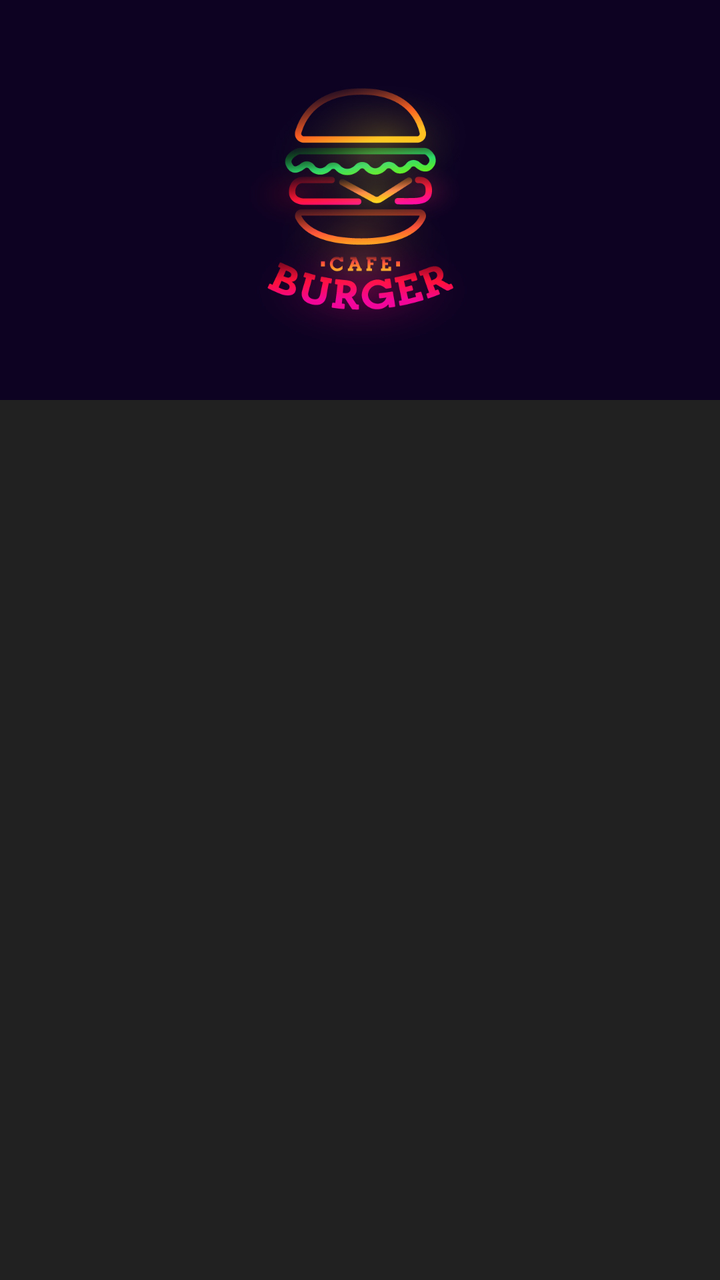
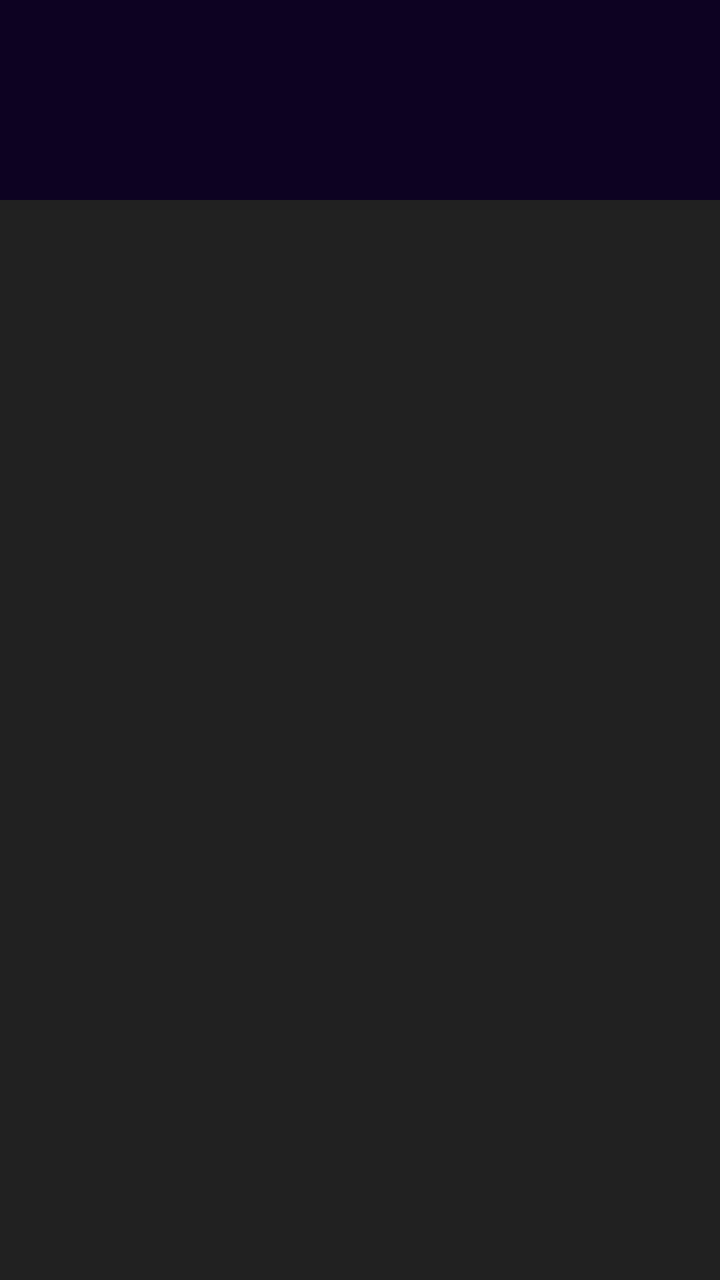

Compare the two renders of this Android layout. The source of the first and the diff that turns it into the second are given below.
<!-- AndroidManifest.xml: application theme AppTheme -->
<!-- res/layout/fragment_grid.xml -->
<?xml version="1.0" encoding="utf-8"?>
<LinearLayout xmlns:android="http://schemas.android.com/apk/res/android"
    xmlns:tools="http://schemas.android.com/tools"
    android:layout_width="match_parent"
    android:layout_height="match_parent"
    tools:context=".GridFragment"
    android:orientation="vertical">

    <RelativeLayout
        android:layout_width="match_parent"
        android:layout_height="200dp"
        android:background="@color/purple">

        <ImageView android:id="@+id/logo"
            android:layout_width="200dp"
            android:layout_height="200dp"
            android:src="@drawable/logoo2"
            android:layout_centerInParent="true"/>

        <TextView
            android:layout_width="match_parent"
            android:layout_height="wrap_content"
            android:textSize="25sp"
            android:textStyle="bold"
            android:text="Menu"
            android:gravity="center"
            android:layout_below="@+id/logo"
            android:textColor="@color/pink"
            android:visibility="gone"/>

    </RelativeLayout>
    <GridView
        android:layout_width="match_parent"
        android:layout_height="0dp"
        android:layout_weight="9"
        android:id="@+id/grid"
        android:numColumns="auto_fit"
        android:verticalSpacing="20dp"
        android:horizontalSpacing="10dp"
        android:background="@color/gray_900"/>
</LinearLayout>
<!-- resources referenced by this layout -->
<resources>
  <color name="gray_900">#212121</color>
  <color name="pink">#FE0FA0</color>
  <color name="purple">#0D0222</color>
  <!-- drawable logoo2: jpg bitmap (drawable, 78248 bytes) -->
  <style name="AppTheme" parent="Theme.AppCompat.Light.DarkActionBar">
          
          <item name="colorPrimary">@color/colorPrimary</item>
          <item name="colorPrimaryDark">@color/colorPrimaryDark</item>
          <item name="colorAccent">@color/colorAccent</item>
      </style>
  <color name="colorPrimary">#008577</color>
  <color name="colorPrimaryDark">#00574B</color>
  <color name="colorAccent">#D81B60</color>
</resources>

<!-- the commit's change to res/layout/fragment_grid.xml (unified diff, before → after) -->
@@ -8,13 +8,12 @@
 
     <RelativeLayout
         android:layout_width="match_parent"
-        android:layout_height="200dp"
+        android:layout_height="100dp"
         android:background="@color/purple">
 
         <ImageView android:id="@+id/logo"
-            android:layout_width="200dp"
-            android:layout_height="200dp"
-            android:src="@drawable/logoo2"
+            android:layout_width="100dp"
+            android:layout_height="100dp"
             android:layout_centerInParent="true"/>
 
         <TextView
<!-- resource entries referenced after the edit -->
@@ -3,7 +3,6 @@
   <color name="gray_900">#212121</color>
   <color name="pink">#FE0FA0</color>
   <color name="purple">#0D0222</color>
-  <!-- drawable logoo2: jpg bitmap (drawable, 78248 bytes) -->
   <style name="AppTheme" parent="Theme.AppCompat.Light.DarkActionBar">
           
           <item name="colorPrimary">@color/colorPrimary</item>
